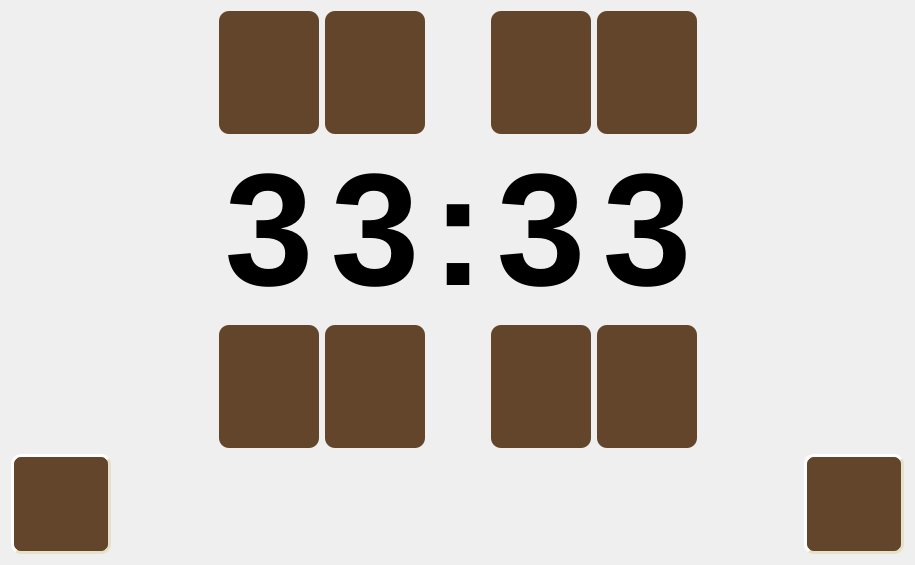
Qt form dialogsettimeoralarm.ui (cilo72/raspi_clock) before a commit.
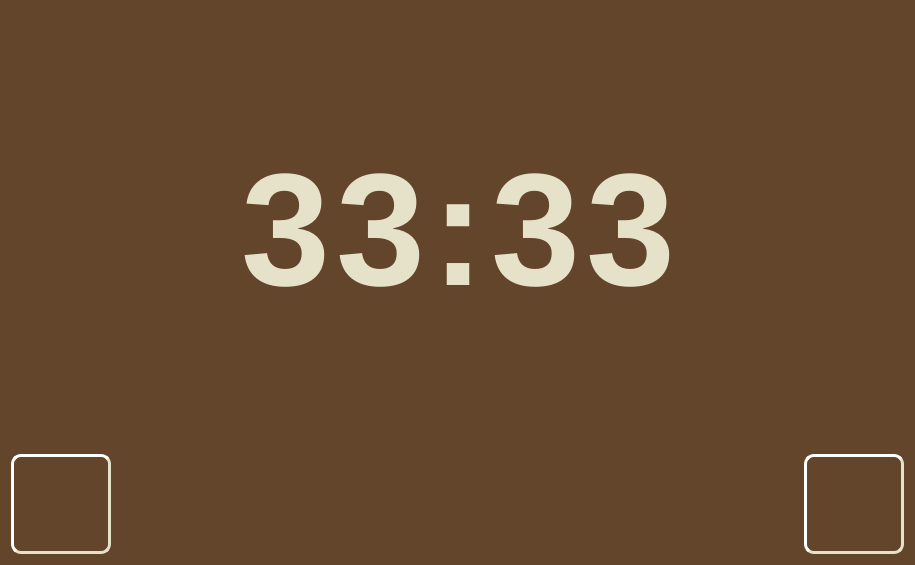
The same form after that commit. Icons and pictures are not drawn.

```diff
--- a/dialogsettimeoralarm.ui
+++ b/dialogsettimeoralarm.ui
@@ -13,10 +13,73 @@
   <property name="windowTitle">
    <string>Form</string>
   </property>
+  <property name="styleSheet">
+   <string notr="true">background-color: rgb(99, 69, 44);
+</string>
+  </property>
   <layout class="QVBoxLayout" name="verticalLayout">
+   <item>
+    <spacer name="verticalSpacer_2">
+     <property name="orientation">
+      <enum>Qt::Vertical</enum>
+     </property>
+     <property name="sizeHint" stdset="0">
+      <size>
+       <width>20</width>
+       <height>40</height>
+      </size>
+     </property>
+    </spacer>
+   </item>
    <item>
     <layout class="QGridLayout" name="gridLayout_4">
-     <item row="1" column="3">
+     <item row="0" column="6">
+      <spacer name="horizontalSpacer_8">
+       <property name="orientation">
+        <enum>Qt::Horizontal</enum>
+       </property>
+       <property name="sizeHint" stdset="0">
+        <size>
+         <width>40</width>
+         <height>20</height>
+        </size>
+       </property>
+      </spacer>
+     </item>
+     <item row="0" column="0">
+      <spacer name="horizontalSpacer_9">
+       <property name="orientation">
+        <enum>Qt::Horizontal</enum>
+       </property>
+       <property name="sizeHint" stdset="0">
+        <size>
+         <width>40</width>
+         <height>20</height>
+        </size>
+       </property>
+      </spacer>
+     </item>
+     <item row="0" column="4">
+      <widget class="QLabel" name="label_hh_Mm">
+       <property name="font">
+        <font>
+         <family>Liberation Sans</family>
+         <pointsize>120</pointsize>
+         <bold>true</bold>
+        </font>
+       </property>
+       <property name="styleSheet">
+        <string notr="true">color: rgb(230, 225, 201);</string>
+       </property>
+       <property name="text">
+        <string>3</string>
+       </property>
+       <property name="alignment">
+        <set>Qt::AlignCenter</set>
+       </property>
+      </widget>
+     </item>
+     <item row="0" column="3">
       <widget class="QLabel" name="label_6">
        <property name="font">
         <font>
@@ -25,6 +88,9 @@
          <bold>true</bold>
         </font>
        </property>
+       <property name="styleSheet">
+        <string notr="true">color: rgb(230, 225, 201);</string>
+       </property>
        <property name="text">
         <string>:</string>
        </property>
@@ -33,37 +99,7 @@
        </property>
       </widget>
      </item>
-     <item row="1" column="6">
-      <spacer name="horizontalSpacer_8">
-       <property name="orientation">
-        <enum>Qt::Horizontal</enum>
-       </property>
-       <property name="sizeHint" stdset="0">
-        <size>
-         <width>40</width>
-         <height>20</height>
-        </size>
-       </property>
-      </spacer>
-     </item>
-     <item row="1" column="5">
-      <widget class="QLabel" name="label_hh_mM">
-       <property name="font">
-        <font>
-         <family>Liberation Sans</family>
-         <pointsize>120</pointsize>
-         <bold>true</bold>
-        </font>
-       </property>
-       <property name="text">
-        <string>3</string>
-       </property>
-       <property name="alignment">
-        <set>Qt::AlignCenter</set>
-       </property>
-      </widget>
-     </item>
-     <item row="1" column="2">
+     <item row="0" column="2">
       <widget class="QLabel" name="label_hH_mm">
        <property name="font">
         <font>
@@ -72,6 +108,9 @@
          <bold>true</bold>
         </font>
        </property>
+       <property name="styleSheet">
+        <string notr="true">color: rgb(230, 225, 201);</string>
+       </property>
        <property name="text">
         <string>3</string>
        </property>
@@ -81,56 +120,6 @@
       </widget>
      </item>
      <item row="0" column="1">
-      <widget class="QPushButton" name="pushButton_Hh_mm_plus">
-       <property name="sizePolicy">
-        <sizepolicy hsizetype="Minimum" vsizetype="Expanding">
-         <horstretch>0</horstretch>
-         <verstretch>0</verstretch>
-        </sizepolicy>
-       </property>
-       <property name="minimumSize">
-        <size>
-         <width>100</width>
-         <height>0</height>
-        </size>
-       </property>
-       <property name="styleSheet">
-        <string notr="true">QPushButton {
-    background-color: rgb(99, 69, 44);
-    border-style: outset;
-    border-width: 0px;
-    border-radius: 10px;
-    border-color: rgb(230, 225, 201);
-    padding: 6px;
-	image: url(:/icons/icons/plus-on.svg);
-}
-
-QPushButton:pressed {
-    border-style: inset;
-	border-color: rgb(172, 147,98);
-
-	image: url(:/icons/icons/plus-off.svg);
-}</string>
-       </property>
-       <property name="text">
-        <string/>
-       </property>
-      </widget>
-     </item>
-     <item row="1" column="0">
-      <spacer name="horizontalSpacer_9">
-       <property name="orientation">
-        <enum>Qt::Horizontal</enum>
-       </property>
-       <property name="sizeHint" stdset="0">
-        <size>
-         <width>40</width>
-         <height>20</height>
-        </size>
-       </property>
-      </spacer>
-     </item>
-     <item row="1" column="1">
       <widget class="QLabel" name="label_Hh_mm">
        <property name="font">
         <font>
@@ -139,23 +128,9 @@
          <bold>true</bold>
         </font>
        </property>
-       <property name="text">
-        <string>3</string>
+       <property name="styleSheet">
+        <string notr="true">color: rgb(230, 225, 201);</string>
        </property>
-       <property name="alignment">
-        <set>Qt::AlignCenter</set>
-       </property>
-      </widget>
-     </item>
-     <item row="1" column="4">
-      <widget class="QLabel" name="label_hh_Mm">
-       <property name="font">
-        <font>
-         <family>Liberation Sans</family>
-         <pointsize>120</pointsize>
-         <bold>true</bold>
-        </font>
-       </property>
        <property name="text">
         <string>3</string>
        </property>
@@ -164,267 +139,41 @@
        </property>
       </widget>
      </item>
-     <item row="2" column="1">
-      <widget class="QPushButton" name="pushButton_Hh_mm_minus">
-       <property name="sizePolicy">
-        <sizepolicy hsizetype="Minimum" vsizetype="Expanding">
-         <horstretch>0</horstretch>
-         <verstretch>0</verstretch>
-        </sizepolicy>
-       </property>
-       <property name="minimumSize">
-        <size>
-         <width>100</width>
-         <height>0</height>
-        </size>
-       </property>
-       <property name="styleSheet">
-        <string notr="true">QPushButton {
-    background-color: rgb(99, 69, 44);
-    border-style: outset;
-    border-width: 0px;
-    border-radius: 10px;
-    border-color: rgb(230, 225, 201);
-    padding: 6px;
-	image: url(:/icons/icons/minus-on.svg);
-}
-
-QPushButton:pressed {
-    border-style: inset;
-	border-color: rgb(172, 147,98);
-
-	image: url(:/icons/icons/minus-off.svg);
-}</string>
-       </property>
-       <property name="text">
-        <string/>
-       </property>
-      </widget>
-     </item>
-     <item row="2" column="2">
-      <widget class="QPushButton" name="pushButton_hH_mm_minus">
-       <property name="sizePolicy">
-        <sizepolicy hsizetype="Minimum" vsizetype="Expanding">
-         <horstretch>0</horstretch>
-         <verstretch>0</verstretch>
-        </sizepolicy>
-       </property>
-       <property name="minimumSize">
-        <size>
-         <width>100</width>
-         <height>0</height>
-        </size>
-       </property>
-       <property name="styleSheet">
-        <string notr="true">QPushButton {
-    background-color: rgb(99, 69, 44);
-    border-style: outset;
-    border-width: 0px;
-    border-radius: 10px;
-    border-color: rgb(230, 225, 201);
-    padding: 6px;
-	image: url(:/icons/icons/minus-on.svg);
-}
-
-QPushButton:pressed {
-    border-style: inset;
-	border-color: rgb(172, 147,98);
-
-	image: url(:/icons/icons/minus-off.svg);
-}</string>
-       </property>
-       <property name="text">
-        <string/>
-       </property>
-      </widget>
-     </item>
-     <item row="2" column="4">
-      <widget class="QPushButton" name="pushButton_hh_Mm_minus">
-       <property name="sizePolicy">
-        <sizepolicy hsizetype="Minimum" vsizetype="Expanding">
-         <horstretch>0</horstretch>
-         <verstretch>0</verstretch>
-        </sizepolicy>
-       </property>
-       <property name="minimumSize">
-        <size>
-         <width>100</width>
-         <height>0</height>
-        </size>
-       </property>
-       <property name="styleSheet">
-        <string notr="true">QPushButton {
-    background-color: rgb(99, 69, 44);
-    border-style: outset;
-    border-width: 0px;
-    border-radius: 10px;
-    border-color: rgb(230, 225, 201);
-    padding: 6px;
-	image: url(:/icons/icons/minus-on.svg);
-}
-
-QPushButton:pressed {
-    border-style: inset;
-	border-color: rgb(172, 147,98);
-
-	image: url(:/icons/icons/minus-off.svg);
-}</string>
-       </property>
-       <property name="text">
-        <string/>
-       </property>
-      </widget>
-     </item>
-     <item row="2" column="5">
-      <widget class="QPushButton" name="pushButton_hh_mM_minus">
-       <property name="sizePolicy">
-        <sizepolicy hsizetype="Minimum" vsizetype="Expanding">
-         <horstretch>0</horstretch>
-         <verstretch>0</verstretch>
-        </sizepolicy>
-       </property>
-       <property name="minimumSize">
-        <size>
-         <width>100</width>
-         <height>0</height>
-        </size>
-       </property>
-       <property name="styleSheet">
-        <string notr="true">QPushButton {
-    background-color: rgb(99, 69, 44);
-    border-style: outset;
-    border-width: 0px;
-    border-radius: 10px;
-    border-color: rgb(230, 225, 201);
-    padding: 6px;
-	image: url(:/icons/icons/minus-on.svg);
-}
-
-QPushButton:pressed {
-    border-style: inset;
-	border-color: rgb(172, 147,98);
-
-	image: url(:/icons/icons/minus-off.svg);
-}</string>
-       </property>
-       <property name="text">
-        <string/>
-       </property>
-      </widget>
-     </item>
-     <item row="0" column="2">
-      <widget class="QPushButton" name="pushButton_hH_mm_plus">
-       <property name="sizePolicy">
-        <sizepolicy hsizetype="Minimum" vsizetype="Expanding">
-         <horstretch>0</horstretch>
-         <verstretch>0</verstretch>
-        </sizepolicy>
-       </property>
-       <property name="minimumSize">
-        <size>
-         <width>100</width>
-         <height>0</height>
-        </size>
-       </property>
-       <property name="styleSheet">
-        <string notr="true">QPushButton {
-    background-color: rgb(99, 69, 44);
-    border-style: outset;
-    border-width: 0px;
-    border-radius: 10px;
-    border-color: rgb(230, 225, 201);
-    padding: 6px;
-	image: url(:/icons/icons/plus-on.svg);
-}
-
-QPushButton:pressed {
-    border-style: inset;
-	border-color: rgb(172, 147,98);
-
-	image: url(:/icons/icons/plus-off.svg);
-}</string>
-       </property>
-       <property name="text">
-        <string/>
-       </property>
-      </widget>
-     </item>
-     <item row="0" column="4">
-      <widget class="QPushButton" name="pushButton_hh_Mm_plus">
-       <property name="sizePolicy">
-        <sizepolicy hsizetype="Minimum" vsizetype="Expanding">
-         <horstretch>0</horstretch>
-         <verstretch>0</verstretch>
-        </sizepolicy>
-       </property>
-       <property name="minimumSize">
-        <size>
-         <width>100</width>
-         <height>0</height>
-        </size>
-       </property>
-       <property name="styleSheet">
-        <string notr="true">QPushButton {
-    background-color: rgb(99, 69, 44);
-    border-style: outset;
-    border-width: 0px;
-    border-radius: 10px;
-    border-color: rgb(230, 225, 201);
-    padding: 6px;
-	image: url(:/icons/icons/plus-on.svg);
-}
-
-QPushButton:pressed {
-    border-style: inset;
-	border-color: rgb(172, 147,98);
-
-	image: url(:/icons/icons/plus-off.svg);
-}</string>
-       </property>
-       <property name="text">
-        <string/>
-       </property>
-      </widget>
-     </item>
      <item row="0" column="5">
-      <widget class="QPushButton" name="pushButton_hh_mM_plus">
-       <property name="sizePolicy">
-        <sizepolicy hsizetype="Minimum" vsizetype="Expanding">
-         <horstretch>0</horstretch>
-         <verstretch>0</verstretch>
-        </sizepolicy>
-       </property>
-       <property name="minimumSize">
-        <size>
-         <width>100</width>
-         <height>0</height>
-        </size>
+      <widget class="QLabel" name="label_hh_mM">
+       <property name="font">
+        <font>
+         <family>Liberation Sans</family>
+         <pointsize>120</pointsize>
+         <bold>true</bold>
+        </font>
        </property>
        <property name="styleSheet">
-        <string notr="true">QPushButton {
-    background-color: rgb(99, 69, 44);
-    border-style: outset;
-    border-width: 0px;
-    border-radius: 10px;
-    border-color: rgb(230, 225, 201);
-    padding: 6px;
-	image: url(:/icons/icons/plus-on.svg);
-}
-
-QPushButton:pressed {
-    border-style: inset;
-	border-color: rgb(172, 147,98);
-
-	image: url(:/icons/icons/plus-off.svg);
-}</string>
+        <string notr="true">color: rgb(230, 225, 201);</string>
        </property>
        <property name="text">
-        <string/>
+        <string>3</string>
+       </property>
+       <property name="alignment">
+        <set>Qt::AlignCenter</set>
        </property>
       </widget>
      </item>
     </layout>
    </item>
+   <item>
+    <spacer name="verticalSpacer">
+     <property name="orientation">
+      <enum>Qt::Vertical</enum>
+     </property>
+     <property name="sizeHint" stdset="0">
+      <size>
+       <width>20</width>
+       <height>40</height>
+      </size>
+     </property>
+    </spacer>
+   </item>
    <item>
     <layout class="QHBoxLayout" name="horizontalLayout_4">
      <item>
```
